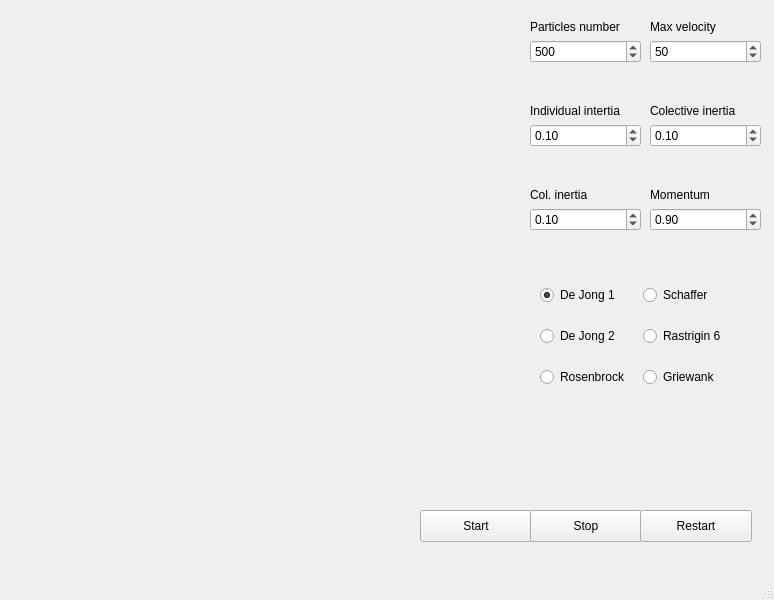
Qt form mainwindow.ui (brunoaibanez/ParticleSwarmOptimization) before a commit.
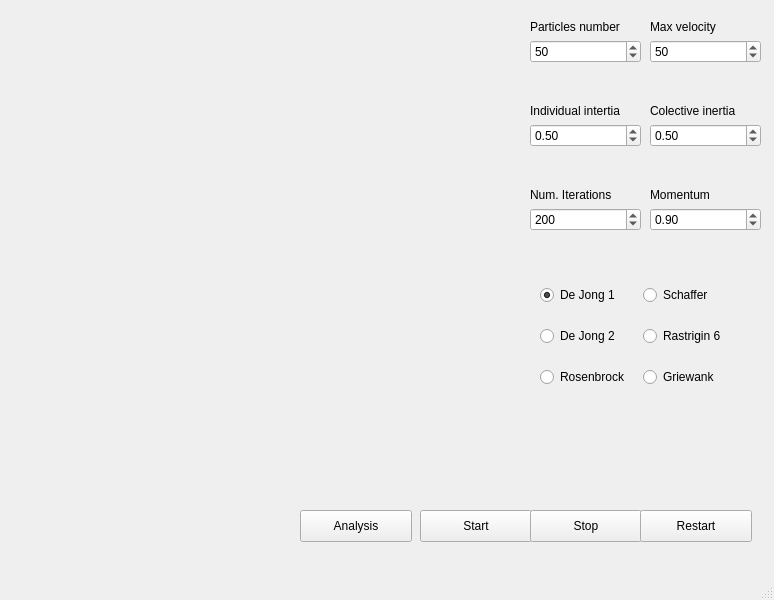
The same form after that commit.

What changed in the file:
```diff
--- a/mainwindow.ui
+++ b/mainwindow.ui
@@ -121,11 +121,14 @@
      </item>
      <item>
       <widget class="QDoubleSpinBox" name="InerciaBox2">
+       <property name="maximum">
+        <double>2.000000000000000</double>
+       </property>
        <property name="singleStep">
         <double>0.100000000000000</double>
        </property>
        <property name="value">
-        <double>0.100000000000000</double>
+        <double>0.500000000000000</double>
        </property>
       </widget>
      </item>
@@ -197,10 +200,10 @@
         <number>1</number>
        </property>
        <property name="maximum">
-        <number>1000</number>
+        <number>100</number>
        </property>
        <property name="value">
-        <number>500</number>
+        <number>50</number>
        </property>
       </widget>
      </item>
@@ -226,11 +229,14 @@
      </item>
      <item>
       <widget class="QDoubleSpinBox" name="InerciaBox1">
+       <property name="maximum">
+        <double>2.000000000000000</double>
+       </property>
        <property name="singleStep">
         <double>0.100000000000000</double>
        </property>
        <property name="value">
-        <double>0.100000000000000</double>
+        <double>0.500000000000000</double>
        </property>
       </widget>
      </item>
@@ -250,17 +256,17 @@
      <item>
       <widget class="QLabel" name="label_7">
        <property name="text">
-        <string>Col. inertia</string>
+        <string>Num. Iterations</string>
        </property>
       </widget>
      </item>
      <item>
-      <widget class="QDoubleSpinBox" name="InerciaBox2_2">
-       <property name="singleStep">
-        <double>0.100000000000000</double>
+      <widget class="QSpinBox" name="spinBox">
+       <property name="maximum">
+        <number>400</number>
        </property>
        <property name="value">
-        <double>0.100000000000000</double>
+        <number>200</number>
        </property>
       </widget>
      </item>
@@ -331,6 +337,19 @@
      </item>
     </layout>
    </widget>
+   <widget class="QPushButton" name="pushButton">
+    <property name="geometry">
+     <rect>
+      <x>300</x>
+      <y>510</y>
+      <width>112</width>
+      <height>32</height>
+     </rect>
+    </property>
+    <property name="text">
+     <string>Analysis</string>
+    </property>
+   </widget>
   </widget>
   <widget class="QMenuBar" name="menubar">
    <property name="geometry">
```
